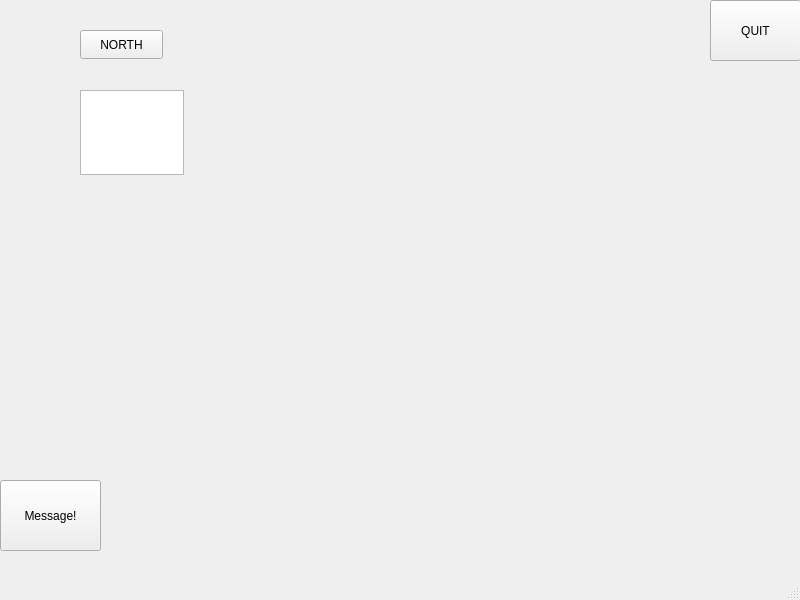
Old version of the form cs4076_pro/mainwindow.ui in the repository 7LuxinC/programming_project.
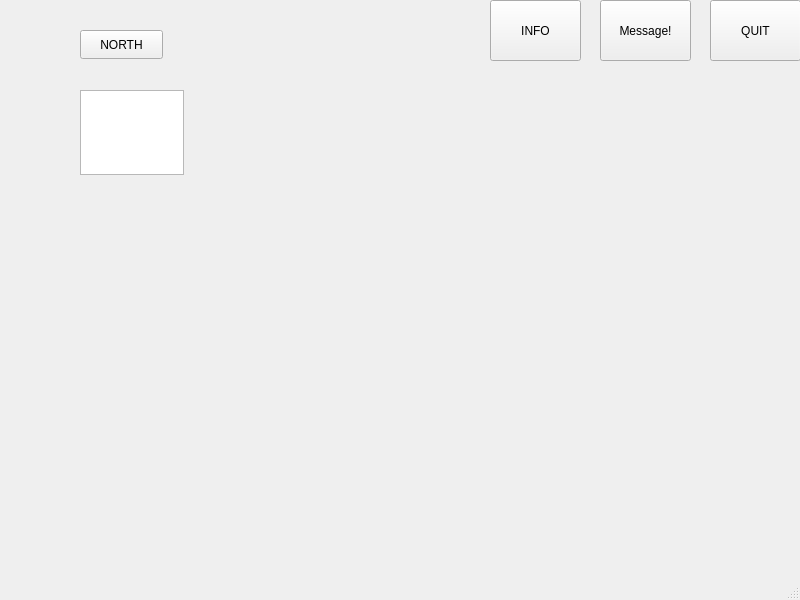
New version of the form.

The edit to the form file:
```diff
--- a/cs4076_pro/mainwindow.ui
+++ b/cs4076_pro/mainwindow.ui
@@ -53,16 +53,29 @@
    <widget class="QPushButton" name="pushButton_3">
     <property name="geometry">
      <rect>
-      <x>0</x>
-      <y>480</y>
-      <width>101</width>
-      <height>71</height>
+      <x>600</x>
+      <y>0</y>
+      <width>91</width>
+      <height>61</height>
      </rect>
     </property>
     <property name="text">
      <string>Message!</string>
     </property>
    </widget>
+   <widget class="QPushButton" name="pushButton_4">
+    <property name="geometry">
+     <rect>
+      <x>490</x>
+      <y>0</y>
+      <width>91</width>
+      <height>61</height>
+     </rect>
+    </property>
+    <property name="text">
+     <string>INFO</string>
+    </property>
+   </widget>
   </widget>
   <widget class="QMenuBar" name="menubar">
    <property name="geometry">
```
